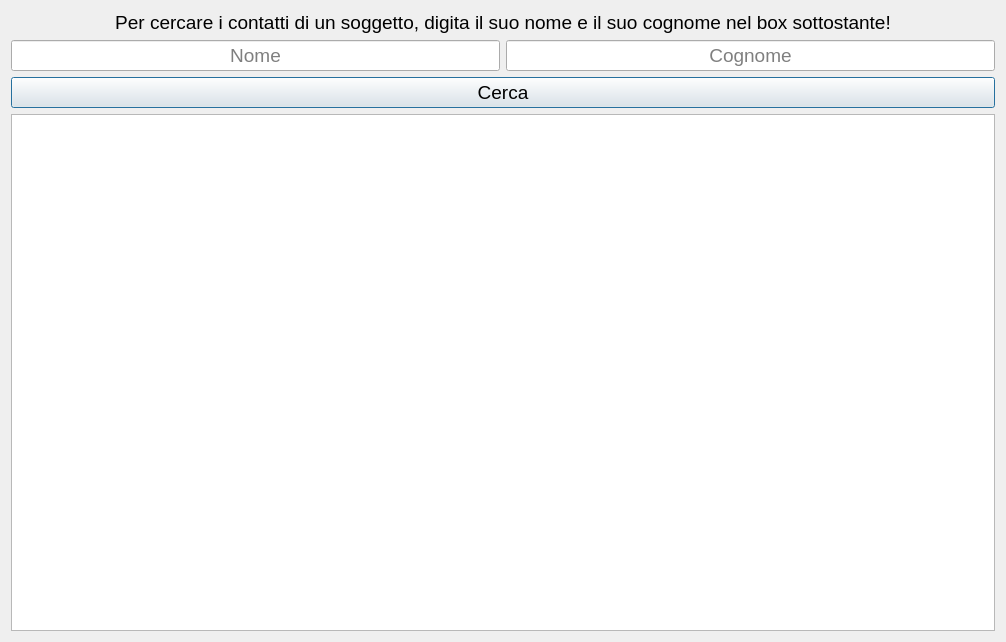
This is c++/menu/menu_project/ricerca.ui in alessan10/c19-1 as Qt 5 draws it before an edit. The edited form follows.
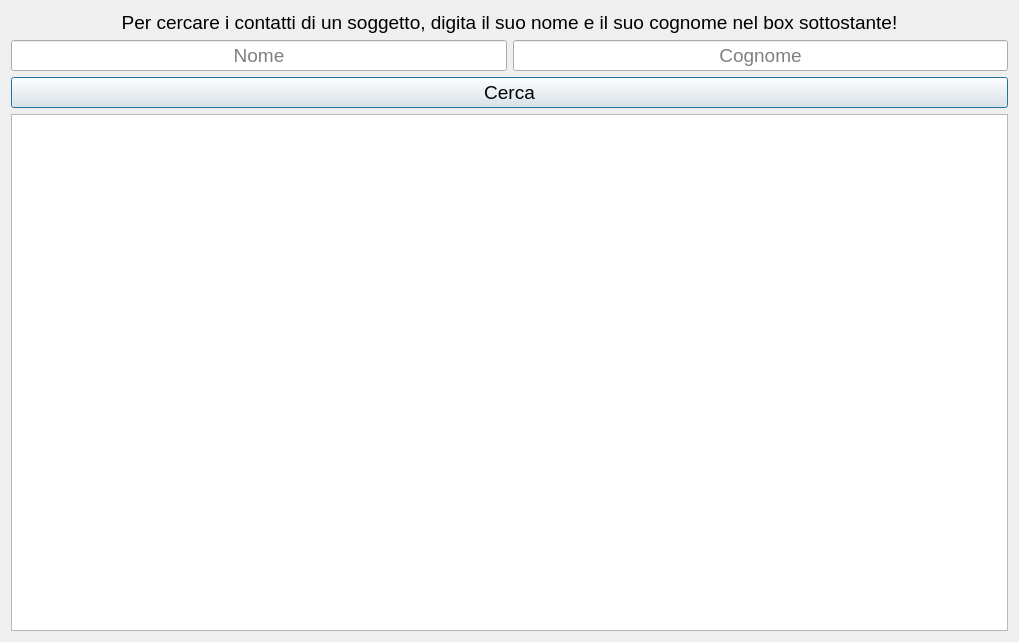
This is the edited form.

```diff
--- a/c++/menu/menu_project/ricerca.ui
+++ b/c++/menu/menu_project/ricerca.ui
@@ -6,7 +6,7 @@
    <rect>
     <x>0</x>
     <y>0</y>
-    <width>1006</width>
+    <width>1019</width>
     <height>642</height>
    </rect>
   </property>
```
